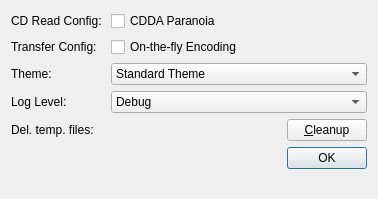
Qt form settingsdlg.ui (Jo2003/cd2netmd_gui) before a commit.
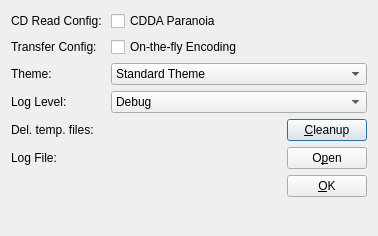
The same form after that commit. Icons and pictures are not drawn.

```diff
--- a/settingsdlg.ui
+++ b/settingsdlg.ui
@@ -7,7 +7,7 @@
     <x>0</x>
     <y>0</y>
     <width>378</width>
-    <height>199</height>
+    <height>236</height>
    </rect>
   </property>
   <property name="windowTitle">
@@ -138,6 +138,12 @@
      </item>
      <item>
       <widget class="QPushButton" name="pushCleanup">
+       <property name="minimumSize">
+        <size>
+         <width>80</width>
+         <height>22</height>
+        </size>
+       </property>
        <property name="text">
         <string>&amp;Cleanup</string>
        </property>
@@ -145,15 +151,72 @@
      </item>
     </layout>
    </item>
+   <item row="5" column="0">
+    <widget class="QLabel" name="label_6">
+     <property name="text">
+      <string>Log File:</string>
+     </property>
+    </widget>
+   </item>
    <item row="5" column="1">
-    <widget class="QDialogButtonBox" name="buttonBox">
-     <property name="orientation">
-      <enum>Qt::Horizontal</enum>
-     </property>
-     <property name="standardButtons">
-      <set>QDialogButtonBox::Ok</set>
-     </property>
-    </widget>
+    <layout class="QHBoxLayout" name="horizontalLayout_2">
+     <item>
+      <spacer name="horizontalSpacer_2">
+       <property name="orientation">
+        <enum>Qt::Horizontal</enum>
+       </property>
+       <property name="sizeHint" stdset="0">
+        <size>
+         <width>40</width>
+         <height>20</height>
+        </size>
+       </property>
+      </spacer>
+     </item>
+     <item>
+      <widget class="QPushButton" name="pushViewLog">
+       <property name="minimumSize">
+        <size>
+         <width>80</width>
+         <height>22</height>
+        </size>
+       </property>
+       <property name="text">
+        <string>O&amp;pen</string>
+       </property>
+      </widget>
+     </item>
+    </layout>
+   </item>
+   <item row="6" column="1">
+    <layout class="QHBoxLayout" name="horizontalLayout_3">
+     <item>
+      <spacer name="horizontalSpacer_4">
+       <property name="orientation">
+        <enum>Qt::Horizontal</enum>
+       </property>
+       <property name="sizeHint" stdset="0">
+        <size>
+         <width>40</width>
+         <height>20</height>
+        </size>
+       </property>
+      </spacer>
+     </item>
+     <item>
+      <widget class="QPushButton" name="pushOK">
+       <property name="minimumSize">
+        <size>
+         <width>80</width>
+         <height>22</height>
+        </size>
+       </property>
+       <property name="text">
+        <string>&amp;OK</string>
+       </property>
+      </widget>
+     </item>
+    </layout>
    </item>
   </layout>
  </widget>
```
Left out of the diff: 19 changed lines with no effect on the pictures.
